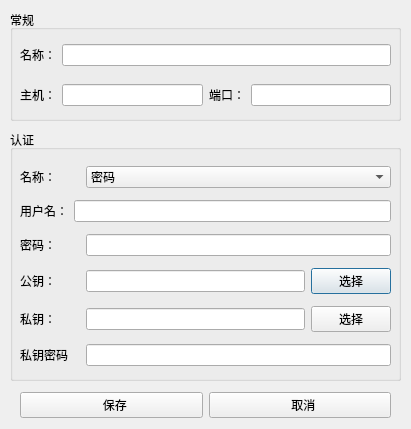
This is connecteditui.ui in yz-java/ishell as Qt 5 draws it before an edit. The edited form follows.
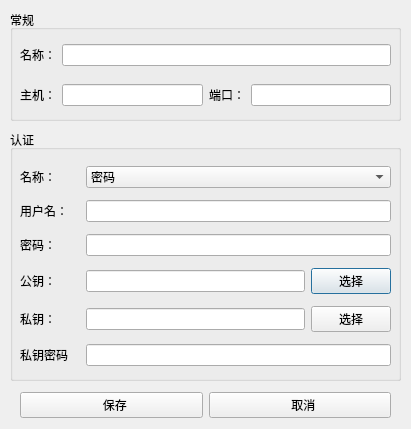
This is the edited form.

```diff
--- a/connecteditui.ui
+++ b/connecteditui.ui
@@ -145,6 +145,12 @@
       <layout class="QHBoxLayout" name="horizontalLayout_4">
        <item>
         <widget class="QLabel" name="label_5">
+         <property name="minimumSize">
+          <size>
+           <width>60</width>
+           <height>0</height>
+          </size>
+         </property>
          <property name="text">
           <string>用户名：</string>
          </property>
```
